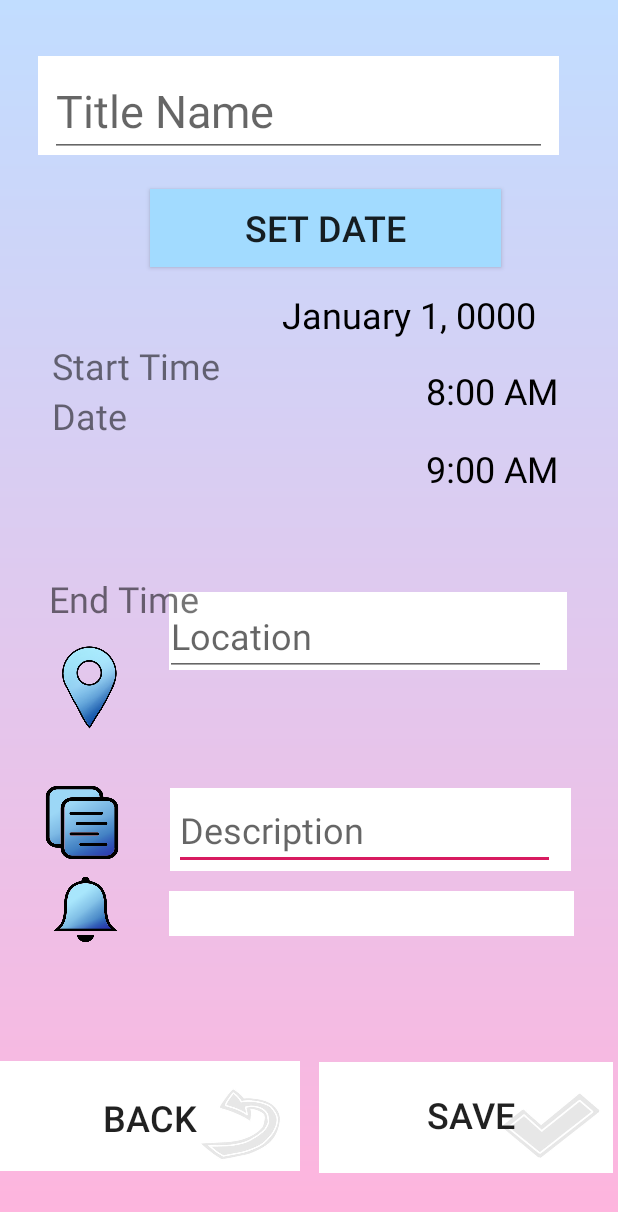
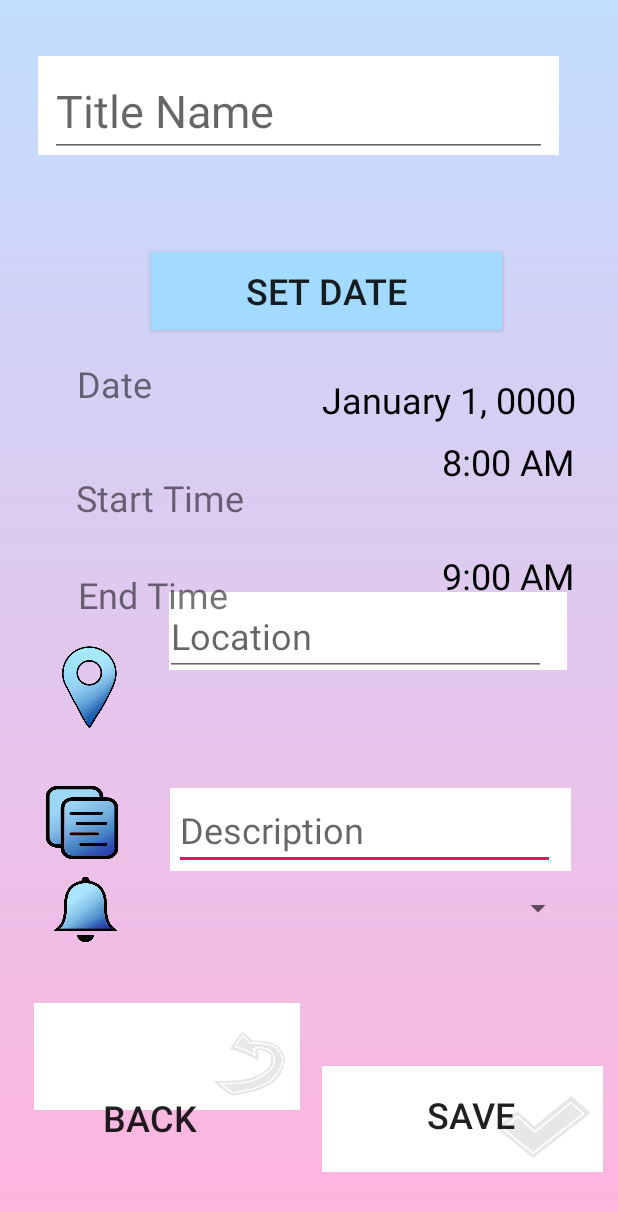
Before and after one commit to burwinliu-zz/hackUCI2020, an Android app: the layout activity_event.xml on its own in the app's theme, with its tools: preview values and no code run, on a phone screen of 412 x 824 dp. Shown: the top 1212 px of the screen. Run offline under Robolectric (Android 15) with nearby library versions, the phone set to English and light mode, and no system bars.

Commit message:
rearranging again

```diff
--- a/app/src/main/java/com/example/hackuci2020/BurwinsHome2.java
+++ b/app/src/main/java/com/example/hackuci2020/BurwinsHome2.java
@@ -6,9 +6,13 @@ import android.os.Bundle;
 
 public class BurwinsHome2 extends AppCompatActivity {
 
+    private DBManager dbManager;
+
     @Override
     protected void onCreate(Bundle savedInstanceState) {
         super.onCreate(savedInstanceState);
         setContentView(R.layout.activity_burwins_home2);
+        dbManager = new DBManager(getApplicationContext());
+
     }
 }
--- a/app/src/main/java/com/example/hackuci2020/EventActivity.java
+++ b/app/src/main/java/com/example/hackuci2020/EventActivity.java
@@ -38,7 +38,6 @@ public class EventActivity extends AppCompatActivity implements TimePickerFragme
         hourStartSelected = findViewById(R.id.time_startSelected);
         hourEndSelected = findViewById(R.id.time_endSelected);
 
-        textViews = findViewById(R.id.textViews);
         title = findViewById(R.id.titleInput);
         description = findViewById(R.id.description);
 
--- a/app/src/main/res/layout/activity_event.xml
+++ b/app/src/main/res/layout/activity_event.xml
@@ -5,48 +5,39 @@
     android:layout_width="match_parent"
     android:layout_height="match_parent"
     android:background="@drawable/gradient"
-    tools:context=".MainActivity">
+    tools:context=".MainActivity"
+    tools:layout_editor_absoluteX="-5dp"
+    tools:layout_editor_absoluteY="36dp">
 
-
-    <androidx.constraintlayout.widget.ConstraintLayout
-        android:id="@+id/textViews"
-        android:layout_width="229dp"
-        android:layout_height="47dp"
-        app:layout_constraintBottom_toBottomOf="parent"
-        app:layout_constraintEnd_toEndOf="parent"
-        app:layout_constraintHorizontal_bias="0.912"
-        app:layout_constraintStart_toStartOf="parent"
-        app:layout_constraintTop_toTopOf="parent"
-        app:layout_constraintVertical_bias="0.236">
 
     <TextView
         android:id="@+id/date_selected"
-            android:layout_width="wrap_content"
-            android:layout_height="wrap_content"
-            android:layout_marginStart="23dp"
-            android:layout_marginTop="10dp"
-            android:layout_marginEnd="38dp"
-            android:layout_marginBottom="5dp"
+        android:layout_width="175dp"
+        android:layout_height="31dp"
+        android:layout_marginTop="30dp"
         android:text="@string/no_date"
         android:textColor="#000000"
         android:textSize="24sp"
-            app:layout_constraintBottom_toBottomOf="parent"
+        app:layout_constraintBottom_toTopOf="@+id/time_startSelected"
         app:layout_constraintEnd_toEndOf="parent"
-            app:layout_constraintHorizontal_bias="1.0"
-            app:layout_constraintStart_toStartOf="parent"
-            app:layout_constraintTop_toTopOf="parent"
+        app:layout_constraintHorizontal_bias="0.838"
+        app:layout_constraintStart_toEndOf="@+id/textView2"
+        app:layout_constraintTop_toBottomOf="@+id/date_Delete"
         app:layout_constraintVertical_bias="0.0" />
-    </androidx.constraintlayout.widget.ConstraintLayout>
 
     <TextView
         android:id="@+id/time_startSelected"
         android:layout_width="wrap_content"
         android:layout_height="wrap_content"
-        android:layout_marginStart="284dp"
-        android:layout_marginTop="244dp"
+        android:layout_marginStart="294dp"
+        android:layout_marginTop="245dp"
+        android:layout_marginEnd="29dp"
+        android:layout_marginBottom="454dp"
         android:text="@string/start_default_time"
         android:textColor="#000000"
         android:textSize="24sp"
+        app:layout_constraintBottom_toBottomOf="parent"
+        app:layout_constraintEnd_toEndOf="parent"
         app:layout_constraintStart_toStartOf="parent"
         app:layout_constraintTop_toTopOf="parent" />
 
@@ -54,13 +45,17 @@
         android:id="@+id/time_endSelected"
         android:layout_width="wrap_content"
         android:layout_height="wrap_content"
-        android:layout_marginStart="284dp"
-        android:layout_marginTop="296dp"
+        android:layout_marginStart="294dp"
+        android:layout_marginTop="20dp"
+        android:layout_marginEnd="29dp"
+        android:layout_marginBottom="401dp"
         android:text="@string/end_default_time"
         android:textColor="#000000"
         android:textSize="24sp"
+        app:layout_constraintBottom_toBottomOf="parent"
+        app:layout_constraintEnd_toEndOf="parent"
         app:layout_constraintStart_toStartOf="parent"
-        app:layout_constraintTop_toTopOf="parent" />
+        app:layout_constraintTop_toBottomOf="@+id/time_startSelected" />
 
     <Button
         android:id="@+id/save_button"
@@ -109,39 +104,42 @@
         android:layout_width="234dp"
         android:layout_height="52dp"
         android:layout_marginStart="100dp"
+        android:layout_marginTop="121dp"
+        android:layout_marginEnd="77dp"
+        android:layout_marginBottom="558dp"
         android:background="#A2DBFF"
         android:text="@string/set_date"
         android:textSize="24sp"
         app:layout_constraintBottom_toBottomOf="parent"
         app:layout_constraintEnd_toEndOf="parent"
-        app:layout_constraintHorizontal_bias="0.0"
         app:layout_constraintStart_toStartOf="parent"
-        app:layout_constraintTop_toTopOf="parent"
-        app:layout_constraintVertical_bias="0.163" />
+        app:layout_constraintTop_toTopOf="parent" />
 
     <ImageView
         android:id="@+id/save_bg"
-        android:layout_width="196dp"
-        android:layout_height="75dp"
+        android:layout_width="187dp"
+        android:layout_height="81dp"
         app:layout_constraintBottom_toBottomOf="parent"
         app:layout_constraintEnd_toEndOf="parent"
-        app:layout_constraintHorizontal_bias="0.986"
+        app:layout_constraintHorizontal_bias="0.955"
         app:layout_constraintStart_toStartOf="parent"
         app:layout_constraintTop_toTopOf="parent"
-        app:layout_constraintVertical_bias="0.945"
+        app:layout_constraintVertical_bias="0.95"
         app:srcCompat="@drawable/save_button" />
 
     <ImageView
         android:id="@+id/imageView8"
-        android:layout_width="200dp"
-        android:layout_height="73dp"
+        android:layout_width="177dp"
+        android:layout_height="71dp"
+        android:layout_marginStart="22dp"
+        android:layout_marginTop="620dp"
+        android:layout_marginEnd="211dp"
+        android:layout_marginBottom="36dp"
         android:background="#FFFFFF"
         app:layout_constraintBottom_toBottomOf="parent"
-        app:layout_constraintEnd_toStartOf="@+id/save_bg"
-        app:layout_constraintHorizontal_bias="0.0"
+        app:layout_constraintEnd_toEndOf="parent"
         app:layout_constraintStart_toStartOf="parent"
         app:layout_constraintTop_toTopOf="parent"
-        app:layout_constraintVertical_bias="0.942"
         app:srcCompat="@drawable/back_button" />
 
     <Spinner
@@ -193,18 +191,6 @@
         app:layout_constraintStart_toStartOf="parent"
         app:layout_constraintTop_toTopOf="parent"
         app:layout_constraintVertical_bias="1.0"
-        app:srcCompat="@drawable/white_rec" />
-
-    <ImageButton
-        android:id="@+id/imageButton5"
-        android:layout_width="270dp"
-        android:layout_height="30dp"
-        app:layout_constraintBottom_toBottomOf="parent"
-        app:layout_constraintEnd_toEndOf="parent"
-        app:layout_constraintHorizontal_bias="0.794"
-        app:layout_constraintStart_toStartOf="parent"
-        app:layout_constraintTop_toTopOf="parent"
-        app:layout_constraintVertical_bias="0.748"
         app:srcCompat="@drawable/white_rec" />
 
     <EditText
@@ -294,45 +280,46 @@
         android:id="@+id/textView2"
         android:layout_width="wrap_content"
         android:layout_height="wrap_content"
-        android:layout_marginBottom="504dp"
+        android:layout_marginStart="51dp"
+        android:layout_marginTop="193dp"
+        android:layout_marginEnd="311dp"
+        android:layout_marginBottom="506dp"
         android:text="@string/date_label"
         android:textSize="24sp"
         app:layout_constraintBottom_toBottomOf="parent"
-        app:layout_constraintEnd_toEndOf="@+id/textViews"
-        app:layout_constraintHorizontal_bias="0.1"
+        app:layout_constraintEnd_toEndOf="parent"
         app:layout_constraintStart_toStartOf="parent"
-        app:layout_constraintTop_toTopOf="parent"
-        app:layout_constraintVertical_bias="0.907" />
+        app:layout_constraintTop_toTopOf="parent" />
 
     <TextView
         android:id="@+id/textView3"
         android:layout_width="wrap_content"
         android:layout_height="wrap_content"
-        android:layout_marginTop="227dp"
-        android:layout_marginBottom="452dp"
+        android:layout_marginStart="51dp"
+        android:layout_marginTop="20dp"
+        android:layout_marginEnd="250dp"
+        android:layout_marginBottom="453dp"
         android:text="@string/start_label"
         android:textSize="24sp"
         app:layout_constraintBottom_toBottomOf="parent"
-        app:layout_constraintEnd_toEndOf="@+id/textViews"
-        app:layout_constraintHorizontal_bias="0.122"
+        app:layout_constraintEnd_toEndOf="parent"
         app:layout_constraintStart_toStartOf="parent"
-        app:layout_constraintTop_toTopOf="parent"
-        app:layout_constraintVertical_bias="0.0" />
+        app:layout_constraintTop_toBottomOf="@+id/textView2" />
 
     <TextView
         android:id="@+id/textView4"
         android:layout_width="wrap_content"
         android:layout_height="wrap_content"
-        android:layout_marginTop="276dp"
+        android:layout_marginStart="51dp"
+        android:layout_marginTop="20dp"
+        android:layout_marginEnd="260dp"
         android:layout_marginBottom="400dp"
         android:text="@string/end_label"
         android:textSize="24sp"
         app:layout_constraintBottom_toBottomOf="parent"
-        app:layout_constraintEnd_toEndOf="@+id/textViews"
-        app:layout_constraintHorizontal_bias="0.111"
+        app:layout_constraintEnd_toEndOf="parent"
         app:layout_constraintStart_toStartOf="parent"
-        app:layout_constraintTop_toTopOf="parent"
-        app:layout_constraintVertical_bias="0.923" />
+        app:layout_constraintTop_toBottomOf="@+id/textView3" />
 
 
 </androidx.constraintlayout.widget.ConstraintLayout>
--- a/app/src/main/res/layout/fragment_time_picker.xml
+++ b/app/src/main/res/layout/fragment_time_picker.xml
@@ -6,7 +6,7 @@
     android:layout_height="wrap_content"
     android:layout_gravity="bottom"
     android:layout_marginBottom="20dp"
-    android:background="@android:color/transparent"
+    android:background="@drawable/gradient"
 
     tools:context=".MainActivity">
 
```
Lines whose indentation alone changed are shown as unchanged.
